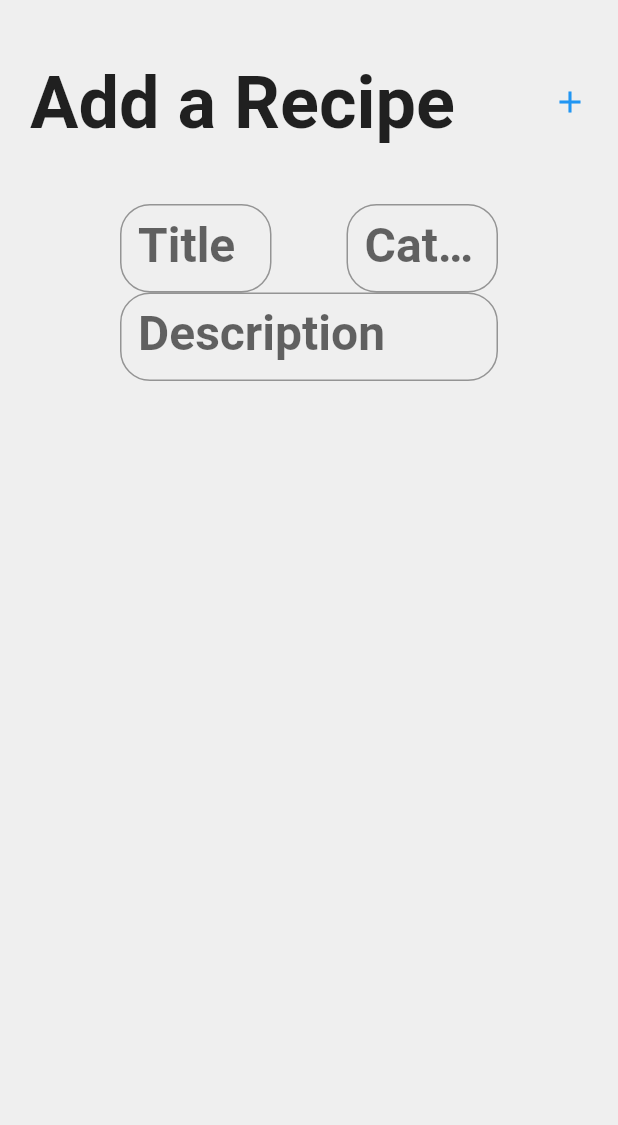
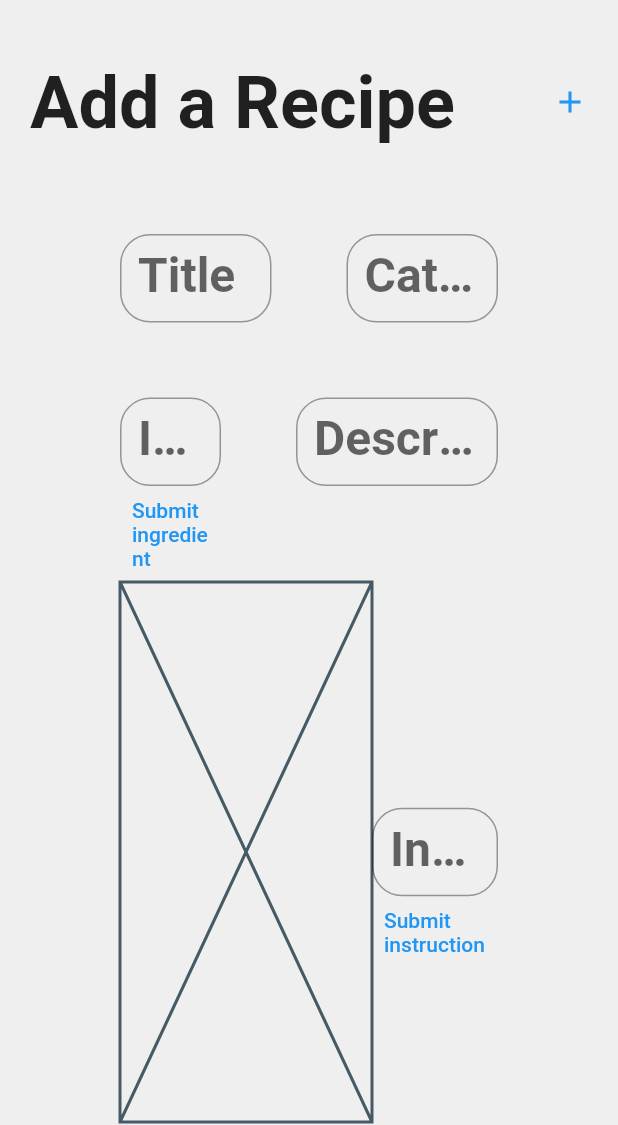
Before and after one commit to JonSnowv2/ChefFriend, a Flutter app: the screen it shows after launch, tab 2 chosen, on a phone screen of 412 x 824 dp, the part 111-1236 px from its top. Run offline on Flutter 3.47's test engine with Material 2 defaults, Android fonts, the phone set to English and light mode, and no system bars; missing offline and left inert: dart:html, universal_html; network calls fail.

Commit message:
did create
did create, some design issues left

```diff
--- a/lib/Classes/recipe.dart
+++ b/lib/Classes/recipe.dart
@@ -10,7 +10,7 @@ class Recipe {
   int _id = 0;
   String _title = '';
   String _description = '';
-  String _instructions = '';
+  List<String> _instructions = [];
   List<String> _ingredients = [];
   String _category = '';
   String _image = '';
@@ -34,12 +34,13 @@ class Recipe {
 
   factory Recipe.fromJson(Map<String, dynamic> json){
     List<String> ingredientsList = json["ingredients"].split(',');
+    List<String> instructionsList = json["instructions"].split(',');
 
     return Recipe(
       id: json["id"],
       title: json["title"],
       description: json["description"],
-      instructions: json["instructions"],
+      instructions: instructionsList,
       category: json["category"],
       image: json["image"],
       ingredients: ingredientsList,
@@ -71,9 +72,9 @@ class Recipe {
     _ingredients = value;
   }
 
-  String get instructions => _instructions;
+  List<String> get instructions => _instructions;
 
-  set instructions(String value) {
+  set instructions(List<String> value) {
     _instructions = value;
   }
 
--- a/lib/Service/recipe_service.dart
+++ b/lib/Service/recipe_service.dart
@@ -21,7 +21,7 @@ Future<List<Map<String, dynamic>>> fetchRecipeData() async{
 }
 
 Future<void> deleteRecipe(int recipeId) async {
-  final apiUrl = 'http://192.168.1.213:8081/api/recipes/$recipeId'; // Replace with your API URL
+  final apiUrl = 'http://192.168.1.213:8081/api/recipes/$recipeId';
 
   try {
     final response = await http.delete(Uri.parse(apiUrl));
@@ -35,7 +35,7 @@ Future<void> deleteRecipe(int recipeId) async {
   }
 }
 
-Future<void> createRecipe(String title, String description, List<String> ingredients, String instructions, String category, String image) async {
+Future<void> createRecipe(String title, String description, List<String> ingredients, List<String> instructions, String category, String image) async {
   const url = 'http://127.0.0.1:8081/api/recipes/add';
 
   try {
--- /dev/null
+++ b/lib/Widgets/input_text_create.dart
@@ -0,0 +1,33 @@
+import 'package:flutter/cupertino.dart';
+import 'package:flutter/material.dart';
+
+class TextBarCreateRecipe extends StatefulWidget {
+  TextEditingController Controller;
+  String type;
+
+  TextBarCreateRecipe({super.key, required this.Controller, required this.type});
+
+  @override
+  State<TextBarCreateRecipe> createState() => _TextBarCreateRecipeState();
+}
+
+class _TextBarCreateRecipeState extends State<TextBarCreateRecipe> {
+  @override
+  Widget build(BuildContext context) {
+    return TextFormField(
+      decoration: InputDecoration(
+          labelText: widget.type,
+          labelStyle: TextStyle(fontWeight: FontWeight.bold, fontSize: 32),
+          hintText: '...',
+          border: OutlineInputBorder(
+            borderRadius: BorderRadius.circular(20),
+          ),
+          focusedBorder:OutlineInputBorder(
+              borderRadius: BorderRadius.circular(50),
+              borderSide: BorderSide(color: Colors.blue)
+          )
+      ),
+      controller: widget.Controller,
+    );
+  }
+}
--- a/lib/create_recipe.dart
+++ b/lib/create_recipe.dart
@@ -1,12 +1,17 @@
+import 'dart:convert';
+import 'dart:html' as html;
+import 'dart:typed_data';
+import 'package:my_app/Widgets/input_text_create.dart';
+import 'package:universal_html/html.dart' as html;
+
 import 'package:flutter/cupertino.dart';
 import 'package:flutter/material.dart';
 import 'Classes/recipe.dart';
 import 'Service/recipe_service.dart';
 
 class CreateActivityPage extends StatefulWidget {
-  final Function(Recipe) addRecipe;
 
-  const CreateActivityPage({super.key, required this.addRecipe});
+  const CreateActivityPage({super.key});
 
   @override
   State<CreateActivityPage> createState() => _CreateActivityPageState();
@@ -18,13 +23,96 @@ class _CreateActivityPageState extends State<CreateActivityPage> {
   final _instructionsController = TextEditingController();
   final _ingredientsController = TextEditingController();
   final _categoryController = TextEditingController();
+  Image? _selectedImage;
+  String? _selectedImageBase64;
+
+  List<String> ingredients = [];
+  List<String> instructions = [];
+
+  void _updateIngredients(String ingredient){
+    setState(() {
+      ingredients.add(ingredient);
+      _ingredientsController.clear();
+    });
+  }
+
+  void _updateInstructions(String instruction){
+    setState(() {
+      instructions.add(instruction);
+      _instructionsController.clear();
+    });
+  }
+
+  Future<String?> selectAndConvertImage() async {
+    final fileInput = html.FileUploadInputElement()
+      ..accept = 'image/*';
+
+    fileInput.click();
+
+    await fileInput.onChange.first;
+
+    final selectedFile = fileInput.files?.first;
+
+    if (selectedFile != null) {
+      final reader = html.FileReader();
+
+      reader.readAsDataUrl(selectedFile);
+
+      await reader.onLoad.first;
+
+      final base64String = reader.result as String;
+
+      return base64String;
+    } else {
+      return null;
+    }
+  }
+
+  Future<String?> convertImageToBase64(html.File selectedFile) async {
+    final reader = html.FileReader();
+    reader.readAsDataUrl(selectedFile);
+    await reader.onLoad.first;
+    final base64String = reader.result as String;
+    return base64String;
+  }
+
+  void _updateSelectedImage(String imageString) {
+    final base64Image = imageString.split(',').last;
+
+    setState(() {
+      _selectedImage = Image.memory(
+        base64Decode(base64Image),
+        fit: BoxFit.cover,
+        width: 640,
+        height: 360,
+      );
+    });
+
+    _selectedImageBase64 = base64Image;
+  }
+
+  void _onSubmit() {
+    if (_selectedImageBase64 != null) {
+      createRecipe(
+        _titleController.text,
+        _descriptionController.text,
+        ingredients,
+        instructions,
+        _categoryController.text,
+        _selectedImageBase64!,
+      );
+      html.window.location.reload();
+    }
+  }
 
 
   @override
   Widget build(BuildContext context) {
+    double screenWidth = MediaQuery. of(context). size. width;
     return Scaffold(
       body: Container(
         color: Color(0xffefefef),
+        child: SingleChildScrollView(
           child: Column(
             children: [
               Row(
@@ -41,93 +129,138 @@ class _CreateActivityPageState extends State<CreateActivityPage> {
                     ),
                   ),
                   TextButton(
-                    onPressed: () async {
-                      final newRecipe = createRecipe(
-                        _titleController.text,
-                        _descriptionController.text,
-                        ['Ingredient 1', 'Ingredient 2'],
-                        "Steps",
-                        _categoryController.text,
-                        'Image URL',
-                      );
-
-                      await newRecipe;
-
+                      onPressed: () {
+                        _onSubmit();
                         },
                       child: Icon(Icons.add)
                   )
                 ],
               ),
               Padding(
-                padding: EdgeInsets.symmetric(horizontal: 80),
+                  padding: EdgeInsets.symmetric(horizontal: 80, vertical: 20),
                 child: Column(
                   children: [
                     Row(
                       children: [
                         Expanded(
                           flex:1,
-                        child: TextFormField(
-                          decoration: InputDecoration(
-                            labelText: 'Title',
-                            labelStyle: TextStyle(fontWeight: FontWeight.bold, fontSize: 32),
-                            hintText: '...',
-                            border: OutlineInputBorder(
-                              borderRadius: BorderRadius.circular(20),
+                          child: TextBarCreateRecipe(Controller: _titleController, type: "Title",)
                         ),
-                            focusedBorder:OutlineInputBorder(
-                              borderRadius: BorderRadius.circular(50),
-                              borderSide: BorderSide(color: Colors.blue)
+                        SizedBox(
+                          width: 50,
+                        ),
+                        Expanded(
+                        flex: 1,
+                            child: TextBarCreateRecipe(Controller: _categoryController, type: "Category",)
+                        ),
+                      ],
+                    ),
+                    SizedBox(height: 50,),
+                    Row(
+                      crossAxisAlignment: CrossAxisAlignment.start,
+                      children: [
+                        Expanded(
+                          flex: 1,
+                          child: Column(
+                            children: [
+                              TextBarCreateRecipe(Controller: _ingredientsController, type: "Ingredients",),
+                              Align(
+                                alignment: Alignment.topLeft,
+                                child: TextButton(
+                                  onPressed: () {
+                                    _updateIngredients(_ingredientsController.text);
+                                  },
+                                  child: Text("Submit ingredient"),
+                                ),
+                              ),
+                              Align(
+                                alignment: Alignment.topLeft,
+                                child: Column(
+                                  crossAxisAlignment: CrossAxisAlignment.start,
+                                  children: ingredients.map((ingredient) {
+                                    return Text(
+                                      "- $ingredient",
+                                      style: TextStyle(fontSize: 18),
+                                    );
+                                  }).toList(),
+                                ),
                               )
-                          ),
-                          controller: _titleController,
+                            ],
                           ),
                         ),
                         SizedBox(
                           width: 50,
                         ),
                         Expanded(
+                          flex: 2,
+                          child: TextBarCreateRecipe(Controller: _descriptionController, type: "Description",)
+                        ),
+                      ],
+                    ),
+                  Row(
+                    children: [
+                      Expanded(
+                        flex: 2,
+                        child: Column(
+                          children: [
+                            Container(
+                              height: 360,
+                              width: 640,
+                              color: Color(0xffefefef),
+                              child: _selectedImage != null
+                                  ? _selectedImage
+                                  : Placeholder(),
+                            ),
+                            TextButton(
+                                onPressed: () async {
+                                  final imageString = await selectAndConvertImage();
+                                  if (imageString != null) {
+                                    _updateSelectedImage(imageString);
+                                  }
+                                },
+                                child: Text("Add Image")
+                            )
+                          ],
+                        ),
+                      ),
+                      Expanded(
                         flex: 1,
-                        child: TextFormField(
-                          decoration: InputDecoration(
-                              labelText: 'Category',
-                              labelStyle: TextStyle(fontWeight: FontWeight.bold, fontSize: 32),
-                              hintText: '...',
-                              border: OutlineInputBorder(
-                                borderRadius: BorderRadius.circular(20),
+                        child: Column(
+                          children: [
+                            TextBarCreateRecipe(Controller: _instructionsController, type: "Instructions",),
+                            Align(
+                              alignment: Alignment.topLeft,
+                              child: TextButton(
+                                onPressed: () {
+                                  _updateInstructions(_instructionsController.text);
+                                },
+                                child: Text("Submit instruction"),
                               ),
-                              focusedBorder:OutlineInputBorder(
-                                  borderRadius: BorderRadius.circular(50),
-                                  borderSide: BorderSide(color: Colors.blue)
+                            ),
+                            Align(
+                              alignment: Alignment.topLeft,
+                              child: Column(
+                                crossAxisAlignment: CrossAxisAlignment.start,
+                                children: instructions.map((instructions) {
+                                  return Text(
+                                    "- $instructions",
+                                    style: TextStyle(fontSize: 18),
+                                  );
+                                }).toList(),
+                              ),
                             )
-                          ),
-                          controller: _categoryController,
+                          ],
                         ),
                       ),
                       ],
                   ),
-                  Container(
-                      child: TextFormField(
-                        decoration: InputDecoration(
-                            labelText: 'Description',
-                            labelStyle: TextStyle(fontWeight: FontWeight.bold, fontSize: 32),
-                            hintText: '...',
-                            border: OutlineInputBorder(
-                              borderRadius: BorderRadius.circular(20),
-                            ),
-                            focusedBorder:OutlineInputBorder(
-                                borderRadius: BorderRadius.circular(50),
-                                borderSide: BorderSide(color: Colors.blue)
-                            )
-                        ),
-                        controller: _descriptionController,
-                      ),
-                  )
                   ],
                 ),
               )
             ],
           ),
         ),
+      ),
     );
   }
 }
--- a/lib/homepage.dart
+++ b/lib/homepage.dart
@@ -32,12 +32,6 @@ class _HomePageState extends State<HomePage> {
     });
   }
 
-  void add_recipe(Recipe recipe){
-    setState(() {
-      recipes.add(recipe);
-    });
-  }
-
   @override
   Widget build(BuildContext context) {
     return DefaultTabController(
@@ -67,7 +61,7 @@ class _HomePageState extends State<HomePage> {
                       ),
                       Container(
                         child: Center(
-                          child: CreateActivityPage(addRecipe: add_recipe),
+                          child: CreateActivityPage(),
                         ),
                       ),
                       Container(
--- a/pubspec.yaml
+++ b/pubspec.yaml
@@ -36,6 +36,8 @@ dependencies:
   # Use with the CupertinoIcons class for iOS style icons.
   cupertino_icons: ^1.0.2
   http: ^1.1.0
+  universal_html: ^2.0.10
+  flutter_image_compress: ^2.0.4
 
 dev_dependencies:
   flutter_test:
```
Also changed, not shown: lib/Widgets/container_recipe.dart (+12 -6 lines), lib/profile_page.dart (+7 -2 lines), 1 other file. Lines whose indentation alone changed are shown as unchanged.
